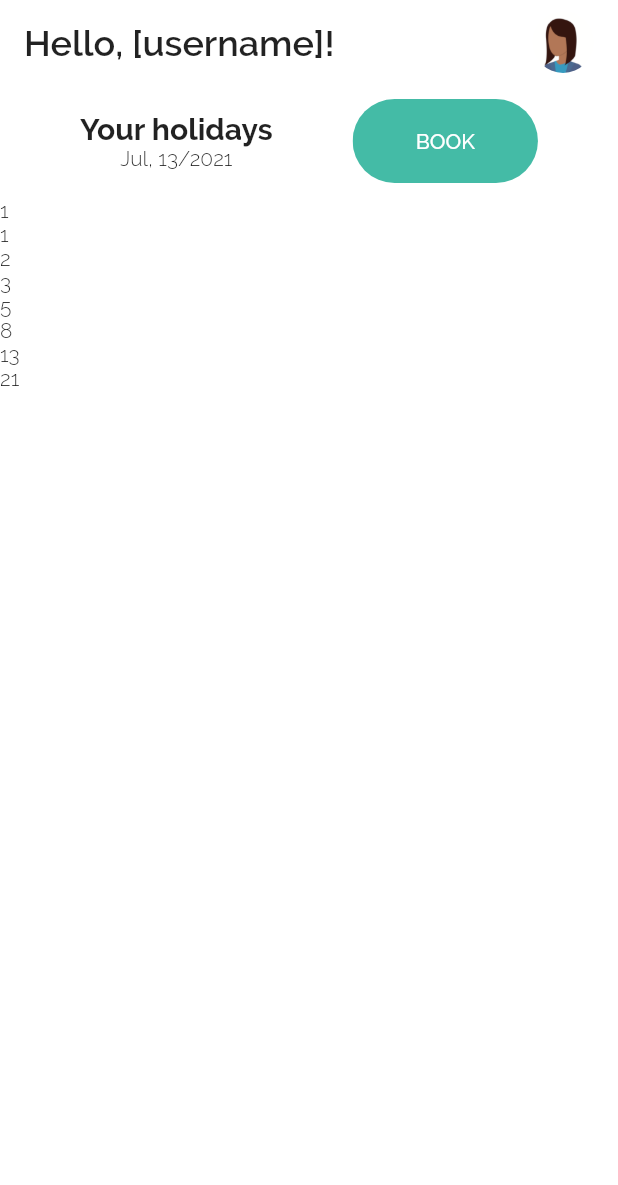
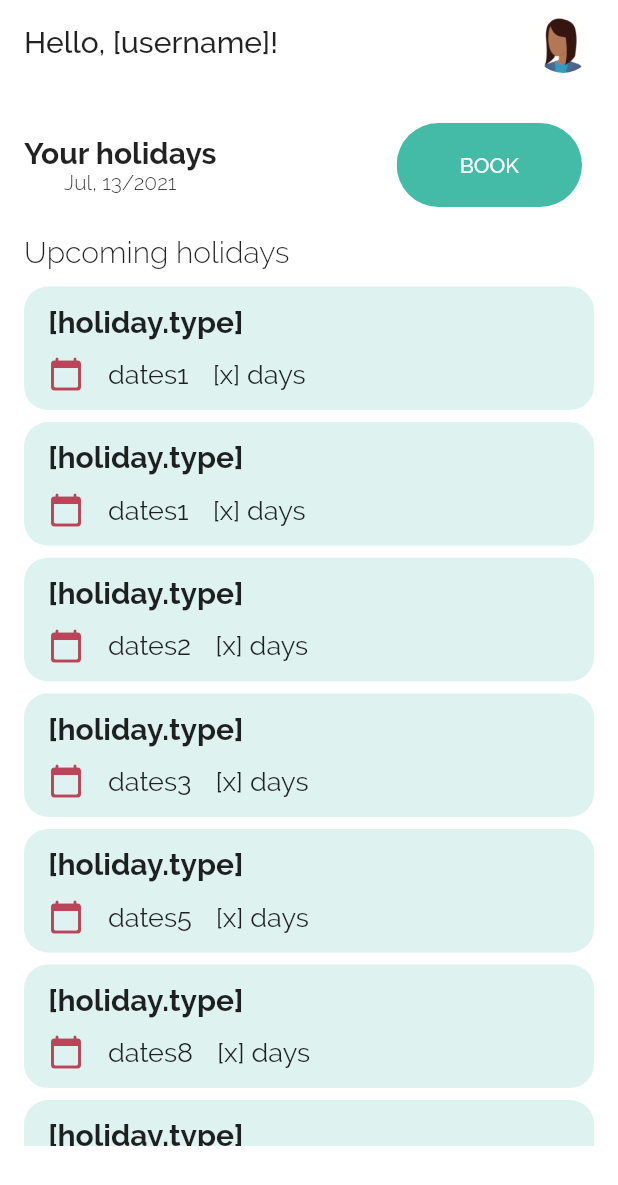
Before and after one commit to fpenim/flutter_hat, a Flutter app: the HomeScreen screen opened directly, on a phone screen of 412 x 824 dp. Shown: the top 1185 px of the screen. Run offline on Flutter 3.47's test engine with Material 2 defaults, Android fonts, the phone set to English and light mode, and no system bars.

Commit message:
Extend HomeScreen layout

```diff
--- a/lib/Screens/Home/components/body.dart
+++ b/lib/Screens/Home/components/body.dart
@@ -1,69 +1,45 @@
 import 'package:flutter/material.dart';
-import 'package:flutter_hat/components/rounded_button.dart';
-import 'package:intl/intl.dart';
+import 'package:flutter_hat/Screens/Home/components/holiday_container.dart';
+
+import 'book_holidays_row.dart';
 
 class Body extends StatelessWidget {
   @override
   Widget build(BuildContext context) {
     Size size = MediaQuery.of(context).size;
-    return Column(
-      children: [
-        BookHolidaysRow(),
-        Container(
-          height: size.height * 0.5,
-          child: ListView.builder(
-            itemCount: bookedHolidays.length,
-            itemBuilder: (context, i) {
-              return Container(
-                child: Text(
-                  bookedHolidays[i],
+    return Padding(
+      padding: const EdgeInsets.all(16.0),
+      child: Column(
+        children: [
+          Padding(
+            padding: const EdgeInsets.fromLTRB(0.0, 0.0, 8.0, 8.0),
+            child: BookHolidaysRow(),
+          ),
+          Padding(
+            padding: const EdgeInsets.fromLTRB(0.0, 0.0, 8.0, 8.0),
+            child: Row(
+              children: [
+                Text(
+                  'Upcoming holidays',
+                  style: Theme.of(context)
+                      .textTheme
+                      .headline6
+                      ?.copyWith(fontWeight: FontWeight.w300),
                 ),
-              );
-            },
+              ],
+            ),
           ),
-        )
-      ],
+          Container(
+            height: size.height * 0.7,
+            child: ListView.builder(
+              itemCount: bookedHolidays.length,
+              itemBuilder: (context, i) => HolidayContainer(bookedHolidays[i]),
+            ),
+          )
+        ],
+      ),
     );
   }
 }
 
 List<String> bookedHolidays = ['1', '1', '2', '3', '5', '8', '13', '21'];
-
-class BookHolidaysRow extends StatelessWidget {
-  const BookHolidaysRow({
-    Key? key,
-  }) : super(key: key);
-
-  @override
-  Widget build(BuildContext context) {
-    return Row(
-      mainAxisAlignment: MainAxisAlignment.spaceEvenly,
-      children: [
-        Column(
-          children: [
-            Text(
-              'Your holidays',
-              style: Theme.of(context).textTheme.headline6,
-            ),
-            Text(
-              formatDate(DateTime.now()),
-              style: Theme.of(context).textTheme.bodyText2,
-            ),
-          ],
-        ),
-        Column(
-          mainAxisAlignment: MainAxisAlignment.center,
-          children: [
-            RoundedButton(
-              text: 'BOOK',
-              press: () {},
-              widthRatio: 0.3,
-            ),
-          ],
-        ),
-      ],
-    );
-  }
-}
-
-String formatDate(DateTime date) => new DateFormat("MMM, dd/yyyy").format(date);
--- /dev/null
+++ b/lib/Screens/Home/components/book_holidays_row.dart
@@ -0,0 +1,42 @@
+import 'package:flutter/material.dart';
+import 'package:flutter_hat/components/rounded_button.dart';
+import 'package:intl/intl.dart';
+
+class BookHolidaysRow extends StatelessWidget {
+  const BookHolidaysRow({
+    Key? key,
+  }) : super(key: key);
+
+  @override
+  Widget build(BuildContext context) {
+    return Row(
+      mainAxisAlignment: MainAxisAlignment.spaceBetween,
+      children: [
+        Column(
+          children: [
+            Text(
+              'Your holidays',
+              style: Theme.of(context).textTheme.headline6,
+            ),
+            Text(
+              formatDate(DateTime.now()),
+              style: Theme.of(context).textTheme.bodyText2,
+            ),
+          ],
+        ),
+        Column(
+          mainAxisAlignment: MainAxisAlignment.center,
+          children: [
+            RoundedButton(
+              text: 'BOOK',
+              press: () {},
+              widthRatio: 0.3,
+            ),
+          ],
+        ),
+      ],
+    );
+  }
+}
+
+String formatDate(DateTime date) => new DateFormat("MMM, dd/yyyy").format(date);
--- /dev/null
+++ b/lib/Screens/Home/components/holiday_container.dart
@@ -0,0 +1,65 @@
+import 'package:flutter/material.dart';
+
+class HolidayContainer extends StatelessWidget {
+  const HolidayContainer(
+    this.i, {
+    Key? key,
+  }) : super(key: key);
+
+  final String i;
+
+  @override
+  Widget build(BuildContext context) {
+    Size size = MediaQuery.of(context).size;
+    return Container(
+      width: size.width * 0.1,
+      height: size.height * 0.1,
+      margin: EdgeInsets.symmetric(vertical: 4.0),
+      alignment: Alignment.center,
+      child: Column(
+        mainAxisAlignment: MainAxisAlignment.spaceEvenly,
+        children: [
+          Padding(
+            padding: const EdgeInsets.symmetric(horizontal: 16.0),
+            child: Row(
+              children: [
+                Text(
+                  '[holiday.type]',
+                  style: Theme.of(context).textTheme.headline6,
+                ),
+              ],
+            ),
+          ),
+          Padding(
+            padding: const EdgeInsets.symmetric(horizontal: 16.0),
+            child: Row(
+              children: [
+                Icon(
+                  Icons.calendar_today_rounded,
+                  color: Theme.of(context).accentColor,
+                ),
+                Padding(
+                  padding: const EdgeInsets.symmetric(horizontal: 16.0),
+                  child: Text(
+                    'dates' + i,
+                    style: Theme.of(context).textTheme.bodyText1,
+                  ),
+                ),
+                Padding(
+                  padding: const EdgeInsets.only(right: 16.0),
+                  child: Text(
+                    '[x] days',
+                    style: Theme.of(context).textTheme.bodyText1,
+                  ),
+                ),
+              ],
+            ),
+          ),
+        ],
+      ),
+      decoration: BoxDecoration(
+          color: Theme.of(context).primaryColorLight,
+          borderRadius: BorderRadius.circular(16.0)),
+    );
+  }
+}
--- a/lib/Screens/Home/home_screen.dart
+++ b/lib/Screens/Home/home_screen.dart
@@ -10,7 +10,6 @@ class HomeScreen extends StatelessWidget {
         automaticallyImplyLeading: false,
         title: Text(
           'Hello, [username]!',
-          style: Theme.of(context).textTheme.headline5,
         ),
         centerTitle: false,
         actions: [
--- a/lib/Screens/UserAccount/user_account_screen.dart
+++ b/lib/Screens/UserAccount/user_account_screen.dart
@@ -12,7 +12,6 @@ class UserAccountScreen extends StatelessWidget {
         iconTheme: IconThemeData(color: Theme.of(context).primaryColor),
         title: Text(
           'User Account',
-          style: Theme.of(context).textTheme.headline6,
         ),
       ),
       body: Container(
--- a/lib/components/hello_user_row.dart
+++ /dev/null
@@ -1,28 +0,0 @@
-import 'package:flutter/material.dart';
-
-class HelloUserRow extends StatelessWidget {
-  const HelloUserRow({
-    Key? key,
-  }) : super(key: key);
-
-  @override
-  Widget build(BuildContext context) {
-    Size size = MediaQuery.of(context).size;
-    return SizedBox(
-      width: size.width,
-      height: size.height * 0.1,
-      child: Row(
-        mainAxisAlignment: MainAxisAlignment.start,
-        children: [
-          Padding(
-            padding: const EdgeInsets.symmetric(horizontal: 16.0),
-            child: Text(
-              'Hello, [username]!',
-              style: Theme.of(context).textTheme.headline5,
-            ),
-          )
-        ],
-      ),
-    );
-  }
-}
```
